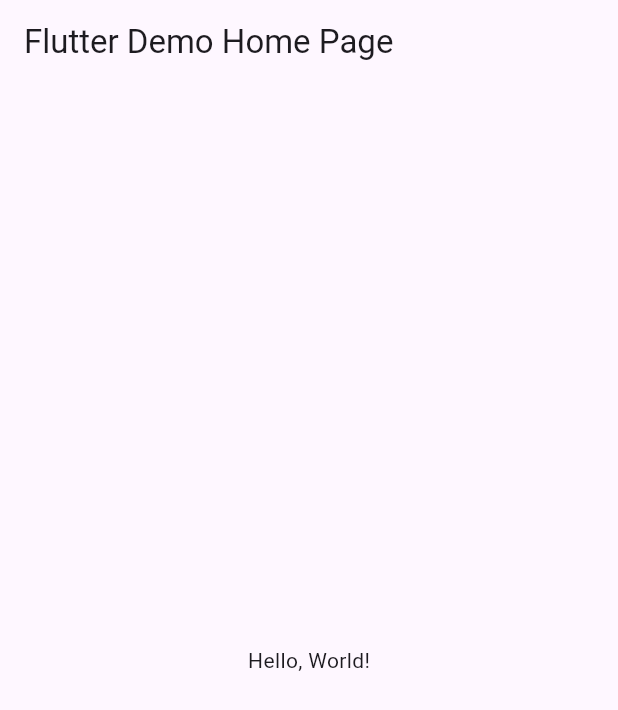
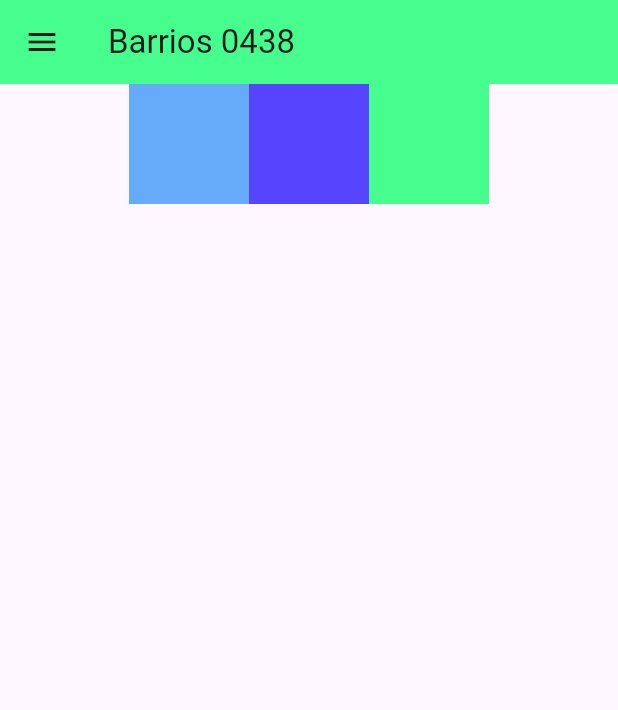
Before and after one commit to BarriosRosalesJosue465/Act4_Drawer, a Flutter app: the screen it shows after launch, on a phone screen of 412 x 824 dp. Shown: the top 710 px of the screen. Run offline on Flutter 3.47's test engine with Material 3 defaults, Android fonts, the phone set to English and light mode, and no system bars.

```diff
--- /dev/null
+++ b/lib/home.dart
@@ -0,0 +1,42 @@
+import 'package:act4_drawer/drawer_menu.dart';
+import 'package:flutter/material.dart';
+
+class Home extends StatelessWidget {
+  static const String routeName = '/home';
+
+  @override
+  Widget build(BuildContext context) {
+    return Scaffold(
+      appBar: AppBar(
+        title: Text("Barrios 0438"),
+        backgroundColor: Color(0xff46fe8d),
+      ),
+      drawer: DrawerMenu(),
+      body: Row(
+        mainAxisAlignment: MainAxisAlignment.center,
+        mainAxisSize: MainAxisSize.max,
+        crossAxisAlignment: CrossAxisAlignment.center,
+        children: <Widget>[
+          Container(
+            padding: const EdgeInsets.all(0.0),
+            color: Color(0xff66abf9),
+            width: 80.0,
+            height: 80.0,
+          ),
+          Container(
+            padding: const EdgeInsets.all(0.0),
+            color: Color(0xff5744ff),
+            width: 80.0,
+            height: 80.0,
+          ),
+          Container(
+            padding: const EdgeInsets.all(0.0),
+            color: Color(0xff46fe8d),
+            width: 80.0,
+            height: 80.0,
+          ),
+        ],
+      ),
+    );
+  }
+}
--- a/lib/main.dart
+++ b/lib/main.dart
@@ -1,43 +1,47 @@
+import 'package:act4_drawer/movies.dart';
+import 'package:act4_drawer/profile.dart';
 import 'package:flutter/material.dart';
+import 'package:act4_drawer/space.dart';
+import 'package:act4_drawer/spaceM.dart';
+import 'package:act4_drawer/spaceG.dart';
+import 'package:act4_drawer/estrech.dart';
 
-void main() => runApp(MyApp());
+import 'home.dart';
+
+void main() {
+  runApp(MyApp());
+}
 
 class MyApp extends StatelessWidget {
-  const MyApp({super.key});
+  static const String home = Home.routeName;
+  static const String profile = Profile.routeName;
+  static const String movies = Movies.routeName;
+
+  static const String space = Space.routeName;
+  static const String spaceM = SpaceM.routeName;
+  static const String spaceG = SpaceG.routeName;
+  static const String estrech = Estrech.routeName;
+
   // This widget is the root of your application.
   @override
   Widget build(BuildContext context) {
     return MaterialApp(
-      // Application name
-      title: 'Flutter Hello World',
-      // Application theme data, you can set the colors for the application as
-      // you want
+      debugShowCheckedModeBanner: false,
+      title: 'Ejemplo Drawer Menu',
       theme: ThemeData(
-        // useMaterial3: false,
         primarySwatch: Colors.blue,
+        visualDensity: VisualDensity.adaptivePlatformDensity,
       ),
-      // A widget which will be started on application startup
-      home: MyHomePage(title: 'Flutter Demo Home Page'),
+      routes: {
+        home: (context) => Home(),
+        profile: (context) => Profile(),
+        movies: (context) => Movies(),
+        space: (context) => Space(),
+        spaceM: (context) => SpaceM(),
+        spaceG: (context) => SpaceG(),
+        estrech: (context) => Estrech(),
+      },
+      home: Home(),
     );
   }
 }
-
-class MyHomePage extends StatelessWidget {
-  final String title;
-  const MyHomePage({super.key, required this.title});
-
-  @override
-  Widget build(BuildContext context) {
-    return Scaffold(
-      appBar: AppBar(
-        // The title text which will be shown on the action bar
-        title: Text(title),
-      ),
-      body: Center(
-        child: Text(
-          'Hello, World!',
-        ),
-      ),
-    );
-  }
-}
--- a/pubspec.yaml
+++ b/pubspec.yaml
@@ -17,6 +17,8 @@ dev_dependencies:
 
 flutter:
   uses-material-design: true
+  assets:
+    - assets/drawer_header.jpg
   # assets:
   #  - images/a_dot_burr.jpeg
   #  - images/a_dot_ham.jpeg
```
Also changed, not shown: lib/drawer_menu.dart (added, +90 -0 lines), lib/estrech.dart (added, +42 -0 lines), lib/movies.dart (added, +42 -0 lines), lib/profile.dart (added, +42 -0 lines), lib/space.dart (added, +42 -0 lines), lib/spaceG.dart (added, +42 -0 lines), lib/spaceM.dart (added, +42 -0 lines), assets/drawer_header.jpg (added).
